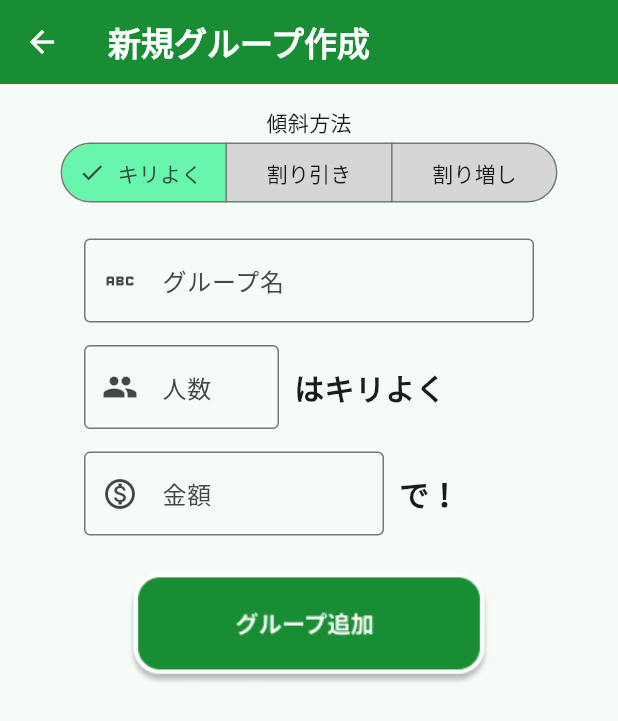
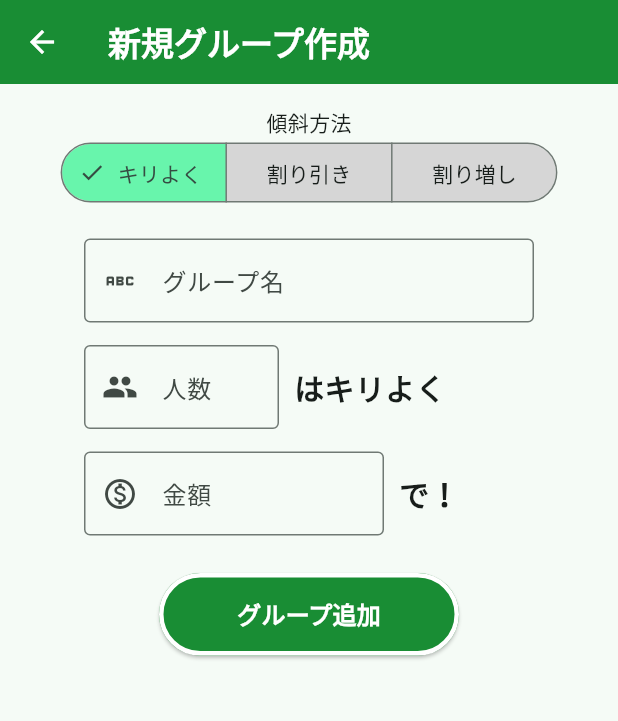
Before and after one commit to seri-kie/warikan, a Flutter app: the NewGroupPage screen opened directly, on a phone screen of 412 x 824 dp. Shown: the top 721 px of the screen. Run offline on Flutter 3.47's test engine with Material 3 defaults, Android fonts, the phone set to English and light mode, and no system bars; our stand-ins replace auto_size_text, flutter_riverpod, flutter_staggered_animations, freezed_annotation, isar, keyboard_actions and 1 more; accounts and stored records are empty; generated files the repository leaves out were written again.

Commit message:
fix:グループ追加ボタンの修正
グループ追加ボタンのデザイン修正

```diff
--- a/lib/pages/new_group_page/new_group_page.dart
+++ b/lib/pages/new_group_page/new_group_page.dart
@@ -143,12 +143,16 @@ class _NewGroupPageState extends State<NewGroupPage> {
                 const SizedBox(
                   height: 25,
                 ),
-                //　グループ追加ボタンを押したらKeishaGroupのインタンスを作成して追加する
-                InkWell(
-                  customBorder: RoundedRectangleBorder(
-                    borderRadius: BorderRadius.circular(20.0), // リップルを角丸に
+                SizedBox(
+                  width: 200,
+                  height: 55,
+                  child: ElevatedButton(
+                      style: ElevatedButton.styleFrom(
+                        backgroundColor: const Color(0xFF198D34),
+                        foregroundColor: Colors.white,
+                        side: BorderSide(color: Colors.white, width: 3),
                       ),
-                  onTap: () {
+                      onPressed: () {
                         // 一つでも入力ミスがあればreturn
                         bool inputError = false;
                         // 人数のチェック
@@ -161,7 +165,8 @@ class _NewGroupPageState extends State<NewGroupPage> {
                           hasPeople = true;
                         }
                         if (!ref
-                        .read(keishaCalculatePageControllerProvider.notifier)
+                            .read(
+                                keishaCalculatePageControllerProvider.notifier)
                             .canAddGroup(totalPeople)) {
                           setState(() {
                             canAddPeople = false;
@@ -197,7 +202,8 @@ class _NewGroupPageState extends State<NewGroupPage> {
                             totalAmount: amount,
                             calcSlope: selected.first);
                         ref
-                        .read(keishaCalculatePageControllerProvider.notifier)
+                            .read(
+                                keishaCalculatePageControllerProvider.notifier)
                             .addGroup(keishaGroup);
                         groupNameController.clear();
                         totalPeopleController.clear();
@@ -207,12 +213,10 @@ class _NewGroupPageState extends State<NewGroupPage> {
                           const SnackBar(content: Text('グループが追加されました')),
                         );
                       },
-                  child: Image.asset(
-                    Assets.images.groupAddButton.path,
-                    height: 75, // ボタンの高さを指定
-                    fit: BoxFit.fitHeight, // 画像をボタンサイズにフィット
+                      child: const Text('グループ追加',
+                          style: TextStyle(
+                              fontSize: 16, fontWeight: FontWeight.bold))),
                 ),
-                )
               ],
             ),
           ),
```
Lines whose indentation alone changed are shown as unchanged.
